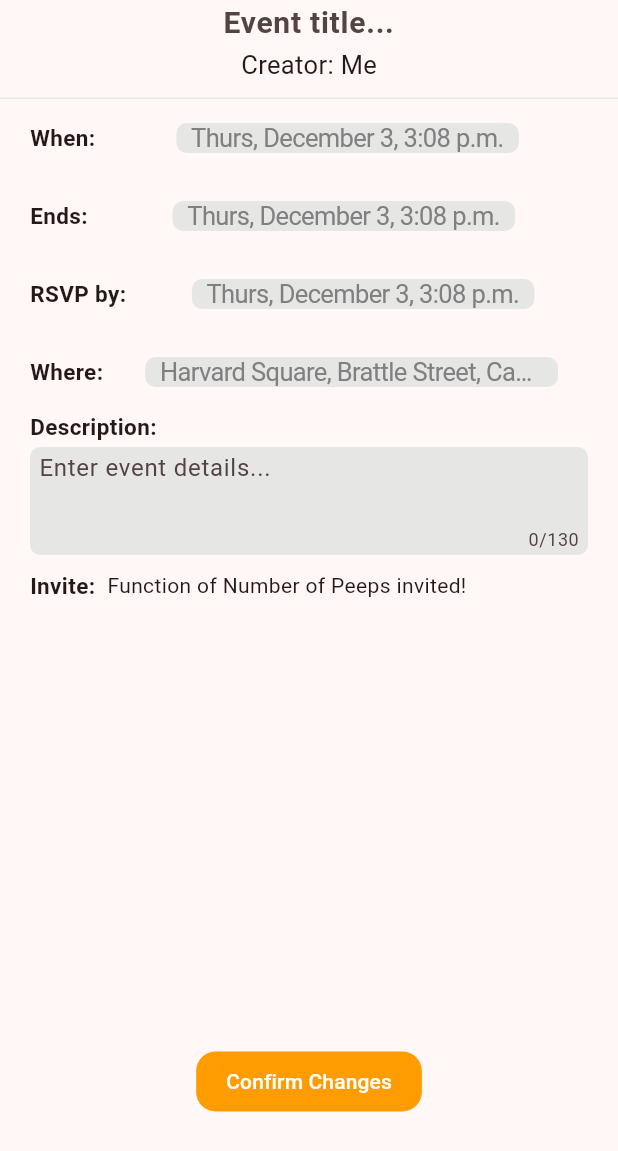
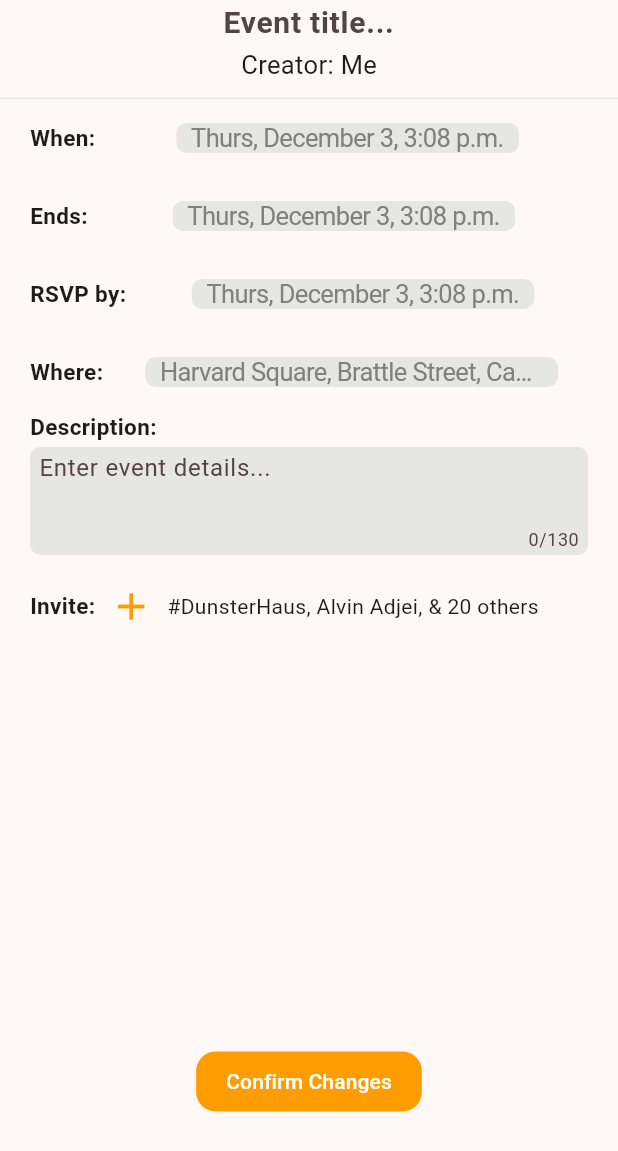
Before and after one commit to posturorg/postur, a Flutter app: the EventCreateModal widget shown alone on an empty page, opened directly, on a phone screen of 412 x 824 dp. Shown: the top 1151 px of the screen. Run offline on Flutter 3.47's test engine with Material 2 defaults, Android fonts, the phone set to English and light mode, and no system bars; our stand-ins replace cloud_firestore, firebase_auth, firebase_core, firebase_storage, flutter_contacts, google_maps_flutter and 2 more; missing offline and left inert: mobile_scanner; accounts and stored records are empty.

Commit message:
modified create event screen

```diff
--- a/lib/components/modals/event_create_modal.dart
+++ b/lib/components/modals/event_create_modal.dart
@@ -22,7 +22,8 @@ class EventCreateModal extends StatefulWidget {
   final bool
       exists; //essentially toggles whether or not this is an editing widget...
   final PlaceAutoComplete initialSelectedPlace;
-  final LatLng initialCoords;
+  final LatLng initialCoords; //will get this when you click on the map, or from
+  //back end when editing an event
   final String? initialTitle;
   final String? initialDescription;
 
@@ -138,7 +139,7 @@ class _EventCreateModalState extends State<EventCreateModal> {
 
     // Convert currentCoords to geopoint
     GeoPoint geoPoint =
-      GeoPoint(currentCoords.latitude, currentCoords.longitude);
+        GeoPoint(currentCoords.latitude, currentCoords.longitude);
 
     // Retrieve creator's profile picture
     DocumentSnapshot documentSnapshot = await currentUser.get();
@@ -173,7 +174,11 @@ class _EventCreateModalState extends State<EventCreateModal> {
     };
 
     // Create new document in "MyEvents" subcollection with eventId
-    DocumentReference newMyEventRef = FirebaseFirestore.instance.collection('EventMembers').doc(uid).collection('MyEvents').doc(eventId);
+    DocumentReference newMyEventRef = FirebaseFirestore.instance
+        .collection('EventMembers')
+        .doc(uid)
+        .collection('MyEvents')
+        .doc(eventId);
 
     // Create "Events" doc using "set" function
     await newEventRef.set(eventDetails);
@@ -431,8 +436,16 @@ class _EventCreateModalState extends State<EventCreateModal> {
                       'Invite:',
                       style: defaultBold,
                     ),
-                    const SizedBox(width: 8.0),
-                    const Text('Function of Number of Peeps invited!'),
+                    IconButton(
+                        onPressed: () {
+                          print('Open invite page');
+                        },
+                        icon: const Icon(
+                          Icons.add,
+                          color: attendingOrange,
+                          size: 30,
+                        )),
+                    const Text('#DunsterHaus, Alvin Adjei, & 20 others'),
                   ],
                 ),
               ),
```
